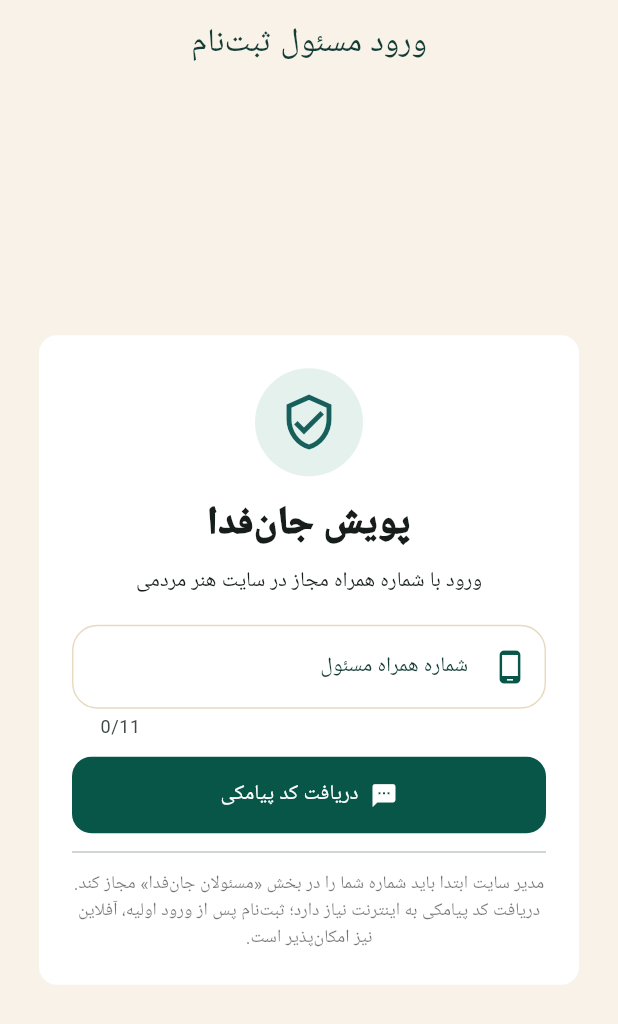
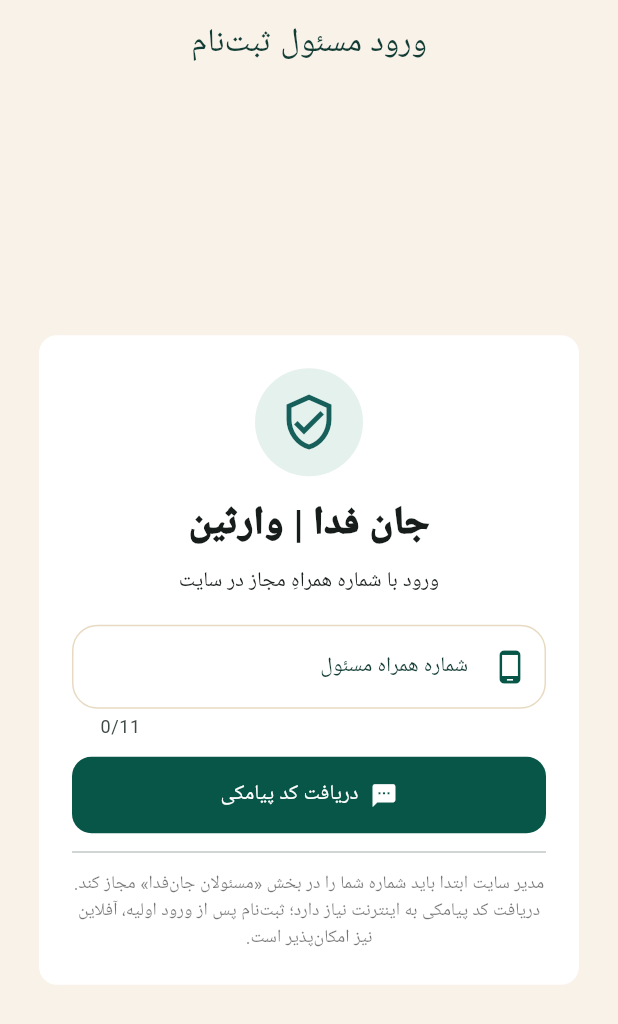
Before and after one commit to seyedebrahim0211-oss/honar-app1, a Flutter app: the screen it shows after launch, on a phone screen of 412 x 824 dp. Shown: the top 1024 px of the screen. Run offline on Flutter 3.47's test engine with Material 3 defaults, Android fonts, the phone set to English and light mode, and no system bars; our stand-ins replace camera, connectivity_plus, flutter_secure_storage, image_picker, share_plus, sqflite_sqlcipher; missing offline and left inert: cryptography, excel, google_mlkit_face_detection; accounts and stored records are empty.

Commit message:
Apply Jan Fada | Varesin branding to phone OTP login

```diff
--- a/lib/phone_login.dart
+++ b/lib/phone_login.dart
@@ -64,10 +64,10 @@ class _PhoneLoginState extends State<PhoneLogin> {
               child: Icon(Icons.verified_user_outlined,
                 size: 40, color: Color(0xFF165F5A))),
             const SizedBox(height: 12),
-            const Text('پویش جان‌فدا',
+            const Text('جان فدا | وارثین',
               style: TextStyle(fontSize: 26, fontWeight: FontWeight.w900)),
             const SizedBox(height: 10),
-            const Text('ورود با شماره همراه مجاز در سایت هنر مردمی',
+            const Text('ورود با شماره همراهِ مجاز در سایت',
               textAlign: TextAlign.center),
             const SizedBox(height: 18),
             TextField(controller: _mobile, textDirection: TextDirection.ltr,
```
